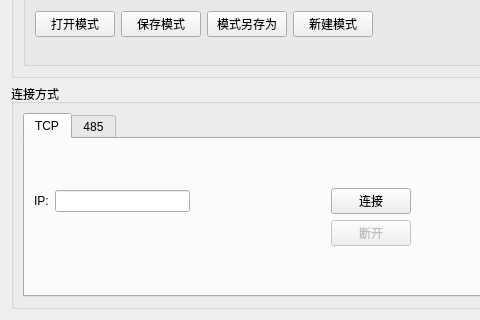
Qt form FlexControlSystem/FlexControlSystem/controlwidget.ui (SA-Dynamics/Outsourcing) before a commit; both pictures show x 0 to 480 and y 580 to 900 of the 1200 by 900 pixel window.
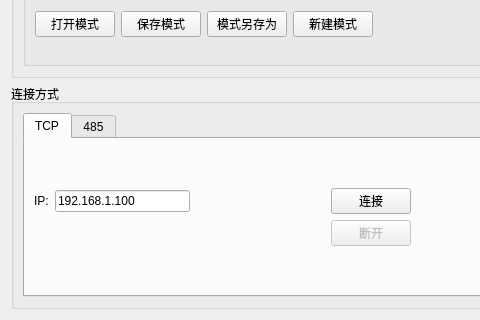
The same form after that commit. The open tabs and pages were chosen to show the change.

```diff
--- a/FlexControlSystem/FlexControlSystem/controlwidget.ui
+++ b/FlexControlSystem/FlexControlSystem/controlwidget.ui
@@ -69,6 +69,9 @@
                     <height>16777215</height>
                    </size>
                   </property>
+                  <property name="text">
+                   <string>192.168.1.100</string>
+                  </property>
                  </widget>
                 </item>
                 <item row="0" column="2">
```
